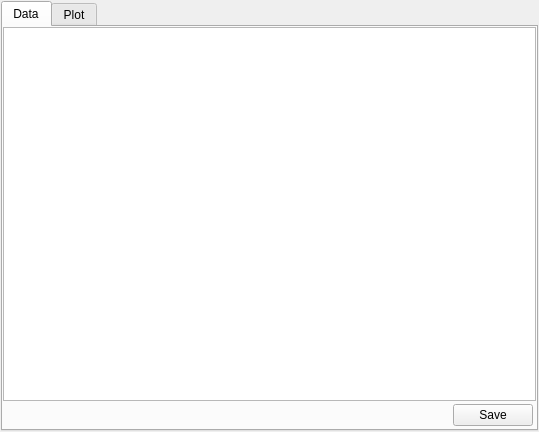
This is iterui/ui/WidgetParam.ui in theysp/FDSNMH_GUI as Qt 5 draws it before an edit. The edited form follows.
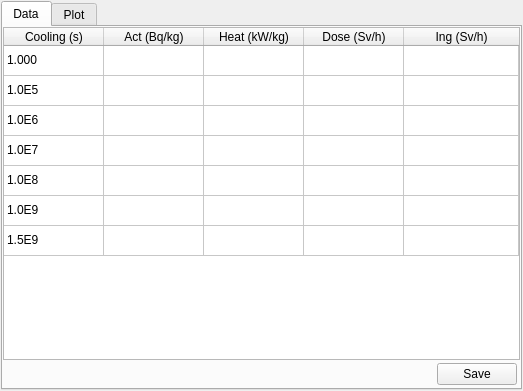
This is the edited form. The open tabs and pages were chosen to show the change.

Diff of the .ui file:
```diff
--- a/iterui/ui/WidgetParam.ui
+++ b/iterui/ui/WidgetParam.ui
@@ -6,8 +6,8 @@
    <rect>
     <x>0</x>
     <y>0</y>
-    <width>539</width>
-    <height>432</height>
+    <width>523</width>
+    <height>391</height>
    </rect>
   </property>
   <property name="windowTitle">
@@ -52,13 +52,117 @@
         <number>0</number>
        </property>
        <item>
-        <widget class="QTableView" name="tableParams">
-         <property name="minimumSize">
-          <size>
-           <width>300</width>
-           <height>300</height>
-          </size>
-         </property>
+        <widget class="QTableWidget" name="tableWidgetParams">
+         <attribute name="horizontalHeaderCascadingSectionResizes">
+          <bool>false</bool>
+         </attribute>
+         <attribute name="horizontalHeaderDefaultSectionSize">
+          <number>100</number>
+         </attribute>
+         <attribute name="horizontalHeaderStretchLastSection">
+          <bool>true</bool>
+         </attribute>
+         <attribute name="verticalHeaderVisible">
+          <bool>false</bool>
+         </attribute>
+         <attribute name="verticalHeaderHighlightSections">
+          <bool>true</bool>
+         </attribute>
+         <row>
+          <property name="text">
+           <string>1</string>
+          </property>
+         </row>
+         <row>
+          <property name="text">
+           <string>1E5</string>
+          </property>
+         </row>
+         <row>
+          <property name="text">
+           <string>1E6</string>
+          </property>
+         </row>
+         <row>
+          <property name="text">
+           <string>1E7</string>
+          </property>
+         </row>
+         <row>
+          <property name="text">
+           <string>1E8</string>
+          </property>
+         </row>
+         <row>
+          <property name="text">
+           <string>1E9</string>
+          </property>
+         </row>
+         <row>
+          <property name="text">
+           <string>1.5E9</string>
+          </property>
+         </row>
+         <column>
+          <property name="text">
+           <string>Cooling (s)</string>
+          </property>
+         </column>
+         <column>
+          <property name="text">
+           <string>Act (Bq/kg)</string>
+          </property>
+         </column>
+         <column>
+          <property name="text">
+           <string>Heat (kW/kg)</string>
+          </property>
+         </column>
+         <column>
+          <property name="text">
+           <string>Dose (Sv/h)</string>
+          </property>
+         </column>
+         <column>
+          <property name="text">
+           <string>Ing (Sv/h)</string>
+          </property>
+         </column>
+         <item row="0" column="0">
+          <property name="text">
+           <string>1.000</string>
+          </property>
+         </item>
+         <item row="1" column="0">
+          <property name="text">
+           <string>1.0E5</string>
+          </property>
+         </item>
+         <item row="2" column="0">
+          <property name="text">
+           <string>1.0E6</string>
+          </property>
+         </item>
+         <item row="3" column="0">
+          <property name="text">
+           <string>1.0E7</string>
+          </property>
+         </item>
+         <item row="4" column="0">
+          <property name="text">
+           <string>1.0E8</string>
+          </property>
+         </item>
+         <item row="5" column="0">
+          <property name="text">
+           <string>1.0E9</string>
+          </property>
+         </item>
+         <item row="6" column="0">
+          <property name="text">
+           <string>1.5E9</string>
+          </property>
+         </item>
         </widget>
        </item>
        <item>
```
Left out of the diff: 2 changed lines with no effect on the pictures.
